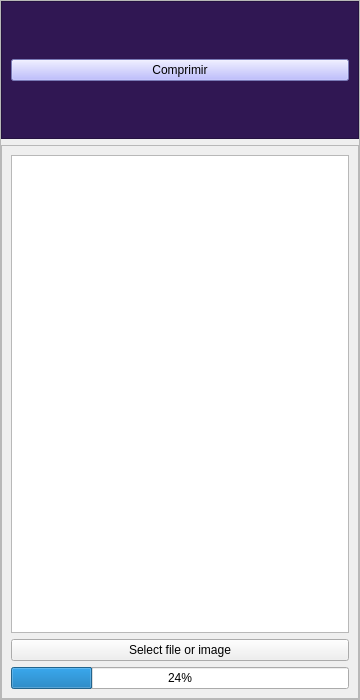
Qt form desing.ui (anthonidev/kopiri) before a commit.
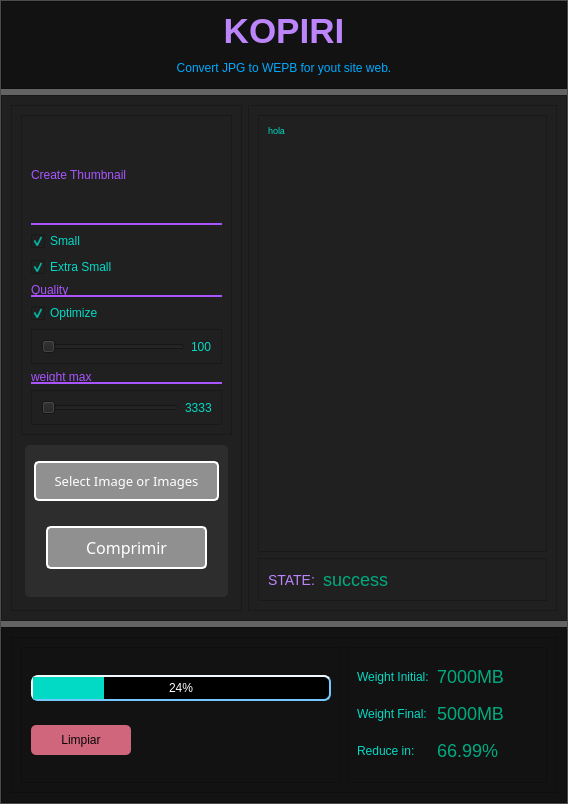
The same form after that commit. Icons and pictures are not drawn.

```diff
--- a/desing.ui
+++ b/desing.ui
@@ -6,14 +6,17 @@
    <rect>
     <x>0</x>
     <y>0</y>
-    <width>360</width>
-    <height>700</height>
+    <width>568</width>
+    <height>804</height>
    </rect>
   </property>
   <property name="windowTitle">
    <string>MainWindow</string>
   </property>
   <widget class="QWidget" name="centralwidget">
+   <property name="styleSheet">
+    <string notr="true">background-color: rgb(99, 99, 99);</string>
+   </property>
    <layout class="QVBoxLayout" name="verticalLayout">
     <property name="spacing">
      <number>0</number>
@@ -38,7 +41,7 @@
       <property name="frameShadow">
        <enum>QFrame::Raised</enum>
       </property>
-      <layout class="QVBoxLayout" name="verticalLayout_2" stretch="2,8">
+      <layout class="QVBoxLayout" name="verticalLayout_2" stretch="1,6,2">
        <property name="leftMargin">
         <number>0</number>
        </property>
@@ -53,9 +56,15 @@
        </property>
        <item>
         <widget class="QFrame" name="frame_top">
+         <property name="maximumSize">
+          <size>
+           <width>16777215</width>
+           <height>200</height>
+          </size>
+         </property>
          <property name="styleSheet">
-          <string notr="true">
-background-color: rgb(48, 23, 83);</string>
+          <string notr="true">background-color: rgb(18, 18, 18);
+font: 8pt &quot;Cascadia Code&quot;;</string>
          </property>
          <property name="frameShape">
           <enum>QFrame::StyledPanel</enum>
@@ -63,44 +72,592 @@
          <property name="frameShadow">
           <enum>QFrame::Raised</enum>
          </property>
-         <layout class="QHBoxLayout" name="horizontalLayout">
+         <layout class="QVBoxLayout" name="verticalLayout_8" stretch="2,1">
           <item>
-           <widget class="QPushButton" name="bt_submit">
+           <widget class="QLabel" name="lb_title">
             <property name="styleSheet">
-             <string notr="true">background-color: rgb(170, 170, 255);</string>
+             <string notr="true">color: rgb(188, 133, 252);</string>
             </property>
             <property name="text">
-             <string>Comprimir</string>
+             <string>&lt;html&gt;&lt;head/&gt;&lt;body&gt;&lt;p align=&quot;center&quot;&gt;&lt;span style=&quot; font-size:26pt; font-weight:600;&quot;&gt;KOPIRI&lt;/span&gt;&lt;/p&gt;&lt;/body&gt;&lt;/html&gt;</string>
             </property>
            </widget>
           </item>
+          <item>
+           <widget class="QLabel" name="label">
+            <property name="styleSheet">
+             <string notr="true">color: rgb(0, 170, 255);</string>
+            </property>
+            <property name="text">
+             <string>&lt;html&gt;&lt;head/&gt;&lt;body&gt;&lt;p align=&quot;center&quot;&gt;Convert JPG to WEPB for yout site web.&lt;/p&gt;&lt;/body&gt;&lt;/html&gt;</string>
+            </property>
+           </widget>
+          </item>
          </layout>
         </widget>
        </item>
        <item>
-        <widget class="QFrame" name="frame_booton">
+        <widget class="QFrame" name="frame_body">
+         <property name="styleSheet">
+          <string notr="true">background-color: rgb(32, 32, 32);</string>
+         </property>
          <property name="frameShape">
           <enum>QFrame::StyledPanel</enum>
          </property>
          <property name="frameShadow">
           <enum>QFrame::Raised</enum>
          </property>
-         <layout class="QVBoxLayout" name="verticalLayout_3">
+         <layout class="QHBoxLayout" name="horizontalLayout_2" stretch="3,4">
+          <property name="sizeConstraint">
+           <enum>QLayout::SetDefaultConstraint</enum>
+          </property>
           <item>
-           <widget class="QTextEdit" name="textEdit"/>
+           <widget class="QFrame" name="frame_2">
+            <property name="maximumSize">
+             <size>
+              <width>350</width>
+              <height>16777215</height>
+             </size>
+            </property>
+            <property name="styleSheet">
+             <string notr="true">QCheckBox{
+	color: rgb(2, 218, 197);
+	font: 10pt &quot;Cascadia Code&quot;;
+}
+
+QLabel{
+	color: rgb(170, 85, 255);
+	font: 12pt &quot;Cascadia Code&quot;;
+	border-bottom: 2px solid  rgb(170, 85, 255);
+ 	
+}
+
+QPushButton{
+	color: rgb(9,9,9);
+	font: 12pt &quot;Cascadia Code&quot;;
+	 padding: 8px;
+	background-color:rgb(170, 85, 255);
+	border-radius: 5px;
+}
+
+</string>
+            </property>
+            <property name="frameShape">
+             <enum>QFrame::StyledPanel</enum>
+            </property>
+            <property name="frameShadow">
+             <enum>QFrame::Raised</enum>
+            </property>
+            <layout class="QVBoxLayout" name="verticalLayout_4" stretch="4,2">
+             <item>
+              <widget class="QFrame" name="frame_3">
+               <property name="maximumSize">
+                <size>
+                 <width>350</width>
+                 <height>16777215</height>
+                </size>
+               </property>
+               <property name="styleSheet">
+                <string notr="true">
+	padding:5px 10px ;
+	background-color: rgb(45, 45, 45);
+	border-radius: 5px;
+
+QSlider {
+    border: 1px solid;
+    height: 10px;
+    margin: 20px;
+    }
+
+</string>
+               </property>
+               <property name="frameShape">
+                <enum>QFrame::StyledPanel</enum>
+               </property>
+               <property name="frameShadow">
+                <enum>QFrame::Raised</enum>
+               </property>
+               <layout class="QVBoxLayout" name="verticalLayout_5" stretch="2,1,0,0,0,0,0,0">
+                <item>
+                 <widget class="QLabel" name="lb_create_th">
+                  <property name="text">
+                   <string>Create Thumbnail</string>
+                  </property>
+                 </widget>
+                </item>
+                <item>
+                 <widget class="QCheckBox" name="cb_th_sm">
+                  <property name="styleSheet">
+                   <string notr="true"/>
+                  </property>
+                  <property name="text">
+                   <string>Small</string>
+                  </property>
+                  <property name="checked">
+                   <bool>true</bool>
+                  </property>
+                 </widget>
+                </item>
+                <item>
+                 <widget class="QCheckBox" name="cb_th_xm">
+                  <property name="styleSheet">
+                   <string notr="true"/>
+                  </property>
+                  <property name="text">
+                   <string>Extra Small</string>
+                  </property>
+                  <property name="checked">
+                   <bool>true</bool>
+                  </property>
+                 </widget>
+                </item>
+                <item>
+                 <widget class="QLabel" name="lb_quality">
+                  <property name="text">
+                   <string>Quality</string>
+                  </property>
+                 </widget>
+                </item>
+                <item>
+                 <widget class="QCheckBox" name="cb_optimize">
+                  <property name="text">
+                   <string>Optimize</string>
+                  </property>
+                  <property name="checked">
+                   <bool>true</bool>
+                  </property>
+                 </widget>
+                </item>
+                <item>
+                 <widget class="QFrame" name="frame_8">
+                  <property name="styleSheet">
+                   <string notr="true">QLabel{
+border:none;
+	color: rgb(2, 218, 197);
+}</string>
+                  </property>
+                  <property name="frameShape">
+                   <enum>QFrame::StyledPanel</enum>
+                  </property>
+                  <property name="frameShadow">
+                   <enum>QFrame::Raised</enum>
+                  </property>
+                  <layout class="QHBoxLayout" name="horizontalLayout_5" stretch="8,1">
+                   <item>
+                    <widget class="QSlider" name="sd_optimize">
+                     <property name="minimum">
+                      <number>1</number>
+                     </property>
+                     <property name="maximum">
+                      <number>100</number>
+                     </property>
+                     <property name="orientation">
+                      <enum>Qt::Horizontal</enum>
+                     </property>
+                    </widget>
+                   </item>
+                   <item>
+                    <widget class="QLabel" name="lb_optimize">
+                     <property name="text">
+                      <string>100</string>
+                     </property>
+                    </widget>
+                   </item>
+                  </layout>
+                 </widget>
+                </item>
+                <item>
+                 <widget class="QLabel" name="label_7">
+                  <property name="text">
+                   <string>weight max</string>
+                  </property>
+                 </widget>
+                </item>
+                <item>
+                 <widget class="QFrame" name="frame_7">
+                  <property name="frameShape">
+                   <enum>QFrame::StyledPanel</enum>
+                  </property>
+                  <property name="frameShadow">
+                   <enum>QFrame::Raised</enum>
+                  </property>
+                  <layout class="QHBoxLayout" name="horizontalLayout_4" stretch="8,1">
+                   <item>
+                    <widget class="QSlider" name="sd_weight">
+                     <property name="orientation">
+                      <enum>Qt::Horizontal</enum>
+                     </property>
+                    </widget>
+                   </item>
+                   <item>
+                    <widget class="QLabel" name="lb_weight">
+                     <property name="styleSheet">
+                      <string notr="true">QLabel{
+border:none;
+	color: rgb(2, 218, 197);
+}</string>
+                     </property>
+                     <property name="text">
+                      <string>3333</string>
+                     </property>
+                    </widget>
+                   </item>
+                  </layout>
+                 </widget>
+                </item>
+               </layout>
+              </widget>
+             </item>
+             <item>
+              <widget class="QFrame" name="frame_4">
+               <property name="styleSheet">
+                <string notr="true">QFrame{
+	margin:4px;
+	background-color: rgb(45, 45, 45);
+	border-radius: 5px;
+}
+QPushButton:hover
+{
+   background-color:white;
+}</string>
+               </property>
+               <property name="frameShape">
+                <enum>QFrame::StyledPanel</enum>
+               </property>
+               <property name="frameShadow">
+                <enum>QFrame::Raised</enum>
+               </property>
+               <layout class="QVBoxLayout" name="verticalLayout_6">
+                <item>
+                 <widget class="QPushButton" name="selectFileButton">
+                  <property name="maximumSize">
+                   <size>
+                    <width>300</width>
+                    <height>40</height>
+                   </size>
+                  </property>
+                  <property name="font">
+                   <font>
+                    <family>Cascadia Code</family>
+                    <pointsize>10</pointsize>
+                    <weight>50</weight>
+                    <italic>false</italic>
+                    <bold>false</bold>
+                   </font>
+                  </property>
+                  <property name="styleSheet">
+                   <string notr="true">color: rgb(255, 255, 255);
+font: 10pt &quot;Cascadia Code&quot;;
+background-color: rgb(144, 144, 144);
+border: 2px solid   rgb(255, 255, 255);</string>
+                  </property>
+                  <property name="text">
+                   <string>Select Image or Images</string>
+                  </property>
+                  <property name="icon">
+                   <iconset>
+                    <normaloff>static/svg/filesadd.svg</normaloff>static/svg/filesadd.svg</iconset>
+                  </property>
+                  <property name="iconSize">
+                   <size>
+                    <width>25</width>
+                    <height>25</height>
+                   </size>
+                  </property>
+                 </widget>
+                </item>
+                <item>
+                 <widget class="QPushButton" name="bt_submit">
+                  <property name="font">
+                   <font>
+                    <family>Cascadia Code</family>
+                    <pointsize>12</pointsize>
+                    <weight>50</weight>
+                    <italic>false</italic>
+                    <bold>false</bold>
+                   </font>
+                  </property>
+                  <property name="styleSheet">
+                   <string notr="true">color: rgb(255, 255, 255);
+background-color: rgb(144, 144, 144);
+border: 2px solid   rgb(255, 255, 255);
+margin:12px</string>
+                  </property>
+                  <property name="text">
+                   <string>Comprimir</string>
+                  </property>
+                  <property name="icon">
+                   <iconset>
+                    <normaloff>static/svg/svgviewer-output.svg</normaloff>static/svg/svgviewer-output.svg</iconset>
+                  </property>
+                  <property name="iconSize">
+                   <size>
+                    <width>16</width>
+                    <height>16</height>
+                   </size>
+                  </property>
+                 </widget>
+                </item>
+               </layout>
+              </widget>
+             </item>
+            </layout>
+           </widget>
           </item>
           <item>
-           <widget class="QPushButton" name="selectFileButton">
-            <property name="text">
-             <string>Select file or image</string>
+           <widget class="QFrame" name="frame_9">
+            <property name="frameShape">
+             <enum>QFrame::StyledPanel</enum>
             </property>
+            <property name="frameShadow">
+             <enum>QFrame::Raised</enum>
+            </property>
+            <layout class="QVBoxLayout" name="verticalLayout_7">
+             <item>
+              <widget class="QTextEdit" name="txt_result">
+               <property name="styleSheet">
+                <string notr="true">color: rgb(2, 218, 197);
+padding:5px</string>
+               </property>
+               <property name="html">
+                <string>&lt;!DOCTYPE HTML PUBLIC &quot;-//W3C//DTD HTML 4.0//EN&quot; &quot;http://www.w3.org/TR/REC-html40/strict.dtd&quot;&gt;
+&lt;html&gt;&lt;head&gt;&lt;meta name=&quot;qrichtext&quot; content=&quot;1&quot; /&gt;&lt;style type=&quot;text/css&quot;&gt;
+p, li { white-space: pre-wrap; }
+&lt;/style&gt;&lt;/head&gt;&lt;body style=&quot; font-family:'MS Shell Dlg 2'; font-size:8.25pt; font-weight:400; font-style:normal;&quot;&gt;
+&lt;p style=&quot; margin-top:0px; margin-bottom:0px; margin-left:0px; margin-right:0px; -qt-block-indent:0; text-indent:0px;&quot;&gt;&lt;span style=&quot; font-size:7pt;&quot;&gt;hola&lt;/span&gt;&lt;/p&gt;
+&lt;p style=&quot;-qt-paragraph-type:empty; margin-top:0px; margin-bottom:0px; margin-left:0px; margin-right:0px; -qt-block-indent:0; text-indent:0px; font-size:7pt;&quot;&gt;&lt;br /&gt;&lt;/p&gt;&lt;/body&gt;&lt;/html&gt;</string>
+               </property>
+              </widget>
+             </item>
+             <item>
+              <widget class="QFrame" name="frame_10">
+               <property name="styleSheet">
+                <string notr="true">QLineEdit{
+	border:0 0 0 0;
+color: rgb(0, 170, 127);
+font:18px;
+}
+</string>
+               </property>
+               <property name="frameShape">
+                <enum>QFrame::StyledPanel</enum>
+               </property>
+               <property name="frameShadow">
+                <enum>QFrame::Raised</enum>
+               </property>
+               <layout class="QHBoxLayout" name="horizontalLayout_6">
+                <item>
+                 <widget class="QLabel" name="lb_state">
+                  <property name="styleSheet">
+                   <string notr="true">color: rgb(188, 133, 252);
+font:14px</string>
+                  </property>
+                  <property name="text">
+                   <string>STATE:</string>
+                  </property>
+                 </widget>
+                </item>
+                <item>
+                 <widget class="QLineEdit" name="le_state">
+                  <property name="text">
+                   <string>success</string>
+                  </property>
+                 </widget>
+                </item>
+               </layout>
+              </widget>
+             </item>
+            </layout>
            </widget>
           </item>
+         </layout>
+        </widget>
+       </item>
+       <item>
+        <widget class="QFrame" name="frame_bot">
+         <property name="styleSheet">
+          <string notr="true">background-color: rgb(18, 18, 18);
+font: 8pt &quot;Cascadia Code&quot;;</string>
+         </property>
+         <property name="frameShape">
+          <enum>QFrame::StyledPanel</enum>
+         </property>
+         <property name="frameShadow">
+          <enum>QFrame::Raised</enum>
+         </property>
+         <layout class="QHBoxLayout" name="horizontalLayout_3" stretch="4">
           <item>
-           <widget class="QProgressBar" name="progressBar">
-            <property name="value">
-             <number>24</number>
+           <widget class="QFrame" name="frame_6">
+            <property name="styleSheet">
+             <string notr="true">QPushButton{
+	color: rgb(9,9,9);
+	font: 8pt &quot;Cascadia Code&quot;;
+	 padding: 8px;
+
+	border-radius: 5px;
+	background-color: rgb(208, 102, 124);
+
+}
+</string>
             </property>
+            <property name="frameShape">
+             <enum>QFrame::StyledPanel</enum>
+            </property>
+            <property name="frameShadow">
+             <enum>QFrame::Raised</enum>
+            </property>
+            <layout class="QHBoxLayout" name="horizontalLayout" stretch="4,2">
+             <item>
+              <widget class="QFrame" name="frame_11">
+               <property name="styleSheet">
+                <string notr="true">QProgressBar
+{
+    
+	background-color: rgb(0, 0, 0);
+	color: rgb(255, 255, 255);
+
+    border-style: outset;
+    border-width: 2px;
+    border-color: #74c8ff;
+    border-radius: 7px;
+    text-align: center;
+}
+QProgressBar::chunk
+{
+    
+	background-color: rgb(2, 218, 197);
+}</string>
+               </property>
+               <property name="frameShape">
+                <enum>QFrame::StyledPanel</enum>
+               </property>
+               <property name="frameShadow">
+                <enum>QFrame::Raised</enum>
+               </property>
+               <layout class="QVBoxLayout" name="verticalLayout_9" stretch="3,1">
+                <item>
+                 <widget class="QProgressBar" name="progressBar">
+                  <property name="minimumSize">
+                   <size>
+                    <width>300</width>
+                    <height>0</height>
+                   </size>
+                  </property>
+                  <property name="value">
+                   <number>24</number>
+                  </property>
+                 </widget>
+                </item>
+                <item>
+                 <widget class="QPushButton" name="pushButton">
+                  <property name="maximumSize">
+                   <size>
+                    <width>100</width>
+                    <height>16777215</height>
+                   </size>
+                  </property>
+                  <property name="styleSheet">
+                   <string notr="true"/>
+                  </property>
+                  <property name="text">
+                   <string>Limpiar</string>
+                  </property>
+                  <property name="icon">
+                   <iconset>
+                    <normaloff>static/svg/clear.svg</normaloff>static/svg/clear.svg</iconset>
+                  </property>
+                 </widget>
+                </item>
+               </layout>
+              </widget>
+             </item>
+             <item>
+              <widget class="QFrame" name="frame_5">
+               <property name="minimumSize">
+                <size>
+                 <width>200</width>
+                 <height>0</height>
+                </size>
+               </property>
+               <property name="maximumSize">
+                <size>
+                 <width>200</width>
+                 <height>16777215</height>
+                </size>
+               </property>
+               <property name="styleSheet">
+                <string notr="true">QLabel{
+	color: rgb(2, 218, 197);
+	font:12px;
+	border:0 0 0 0
+}
+
+QLineEdit{
+	border:0 0 0 0;
+color: rgb(0, 170, 127);
+font:18px;
+}
+</string>
+               </property>
+               <property name="frameShape">
+                <enum>QFrame::StyledPanel</enum>
+               </property>
+               <property name="frameShadow">
+                <enum>QFrame::Raised</enum>
+               </property>
+               <layout class="QGridLayout" name="gridLayout">
+                <item row="3" column="0">
+                 <widget class="QLabel" name="lb_wf">
+                  <property name="text">
+                   <string>Weight Final:</string>
+                  </property>
+                 </widget>
+                </item>
+                <item row="1" column="0">
+                 <widget class="QLabel" name="lb_wi">
+                  <property name="styleSheet">
+                   <string notr="true"/>
+                  </property>
+                  <property name="text">
+                   <string>Weight Initial:</string>
+                  </property>
+                 </widget>
+                </item>
+                <item row="4" column="1">
+                 <widget class="QLineEdit" name="le_reduce">
+                  <property name="text">
+                   <string>66.99%</string>
+                  </property>
+                 </widget>
+                </item>
+                <item row="3" column="1">
+                 <widget class="QLineEdit" name="le_wf">
+                  <property name="text">
+                   <string>5000MB</string>
+                  </property>
+                 </widget>
+                </item>
+                <item row="1" column="1">
+                 <widget class="QLineEdit" name="le_wi">
+                  <property name="styleSheet">
+                   <string notr="true"/>
+                  </property>
+                  <property name="text">
+                   <string>7000MB</string>
+                  </property>
+                 </widget>
+                </item>
+                <item row="4" column="0">
+                 <widget class="QLabel" name="lb_reduce">
+                  <property name="text">
+                   <string>Reduce in:</string>
+                  </property>
+                 </widget>
+                </item>
+               </layout>
+              </widget>
+             </item>
+            </layout>
            </widget>
           </item>
          </layout>
```
